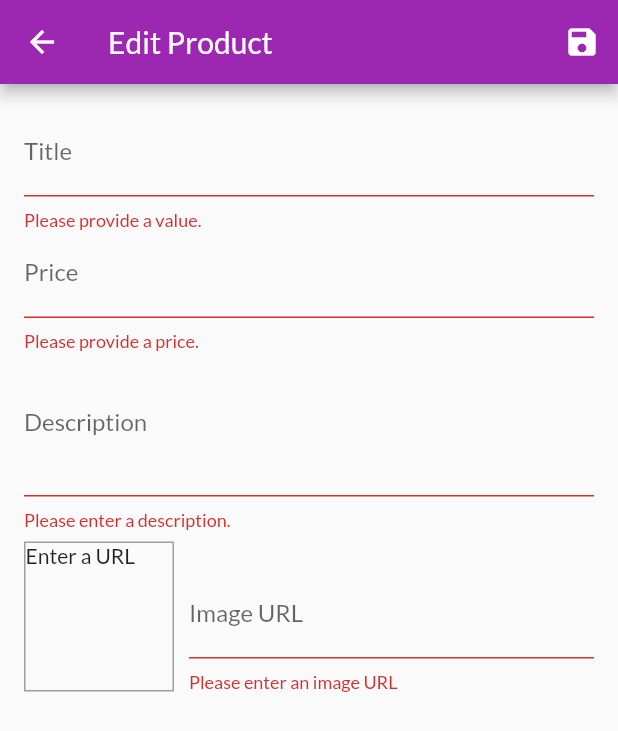
After one commit to Lishat/Shop-App, a Flutter app: the EditProductScreen screen opened by its route, after a tap on the "save" icon, on a phone screen of 412 x 824 dp. The commit adds this screen. Shown: the top 731 px of the screen. Run offline on Flutter 3.47's test engine with Material 2 defaults, Android fonts, the phone set to English and light mode, and no system bars; network calls fail.

Commit message:
User Input and Forms

```diff
--- a/lib/main.dart
+++ b/lib/main.dart
@@ -1,5 +1,7 @@
 import 'package:flutter/material.dart';
 import 'package:provider/provider.dart';
+import 'package:shop_app/screens/edit_product_screen.dart';
+import './screens/user_products_screen.dart';
 import './screens/orders_screen.dart';
 import './providers/orders.dart';
 import './providers/cart.dart';
@@ -40,6 +42,8 @@ class MyApp extends StatelessWidget {
           ProductDetailScreen.routeName: (ctx) => ProductDetailScreen(),
           CartScreen.routeName: (ctx) => CartScreen(),
           OrdersScreen.routeName: (ctx) => OrdersScreen(),
+          UserProductsScreen.routeName: (ctx) => UserProductsScreen(),
+          EditProductScreen.routeName: (ctx) => EditProductScreen(),
         },
       ),
     );
--- a/lib/providers/products.dart
+++ b/lib/providers/products.dart
@@ -63,8 +63,29 @@ class Products with ChangeNotifier {
   //   notifyListeners();
   // }
 
-  void addProduct() {
-    // _items.add(value);
+  void addProduct(Product product) {
+    final newProduct = Product(
+      id: DateTime.now().toString(),
+      title: product.title,
+      description: product.description,
+      price: product.price,
+      imageUrl: product.imageUrl,
+    );
+    _items.add(newProduct);
+    // _items.insert(0, newProduct);
+    notifyListeners();
+  }
+
+  void updateProduct(String id, Product newProduct) {
+    final prodIndex = _items.indexWhere((prod) => prod.id == id);
+    if (prodIndex >= 0) {
+      _items[prodIndex] = newProduct;
+      notifyListeners();
+    }
+  }
+
+  void deleteProduct(String id) {
+    _items.removeWhere((prod) => prod.id == id);
     notifyListeners();
   }
 }
--- /dev/null
+++ b/lib/screens/edit_product_screen.dart
@@ -0,0 +1,265 @@
+import 'package:flutter/material.dart';
+import 'package:provider/provider.dart';
+import '../providers/products.dart';
+import '../providers/product.dart';
+
+class EditProductScreen extends StatefulWidget {
+  static const routeName = '/edit-product';
+
+  @override
+  _EditProductScreenState createState() => _EditProductScreenState();
+}
+
+class _EditProductScreenState extends State<EditProductScreen> {
+  final _priceFocusNode = FocusNode();
+  final _descriptionFocusNode = FocusNode();
+  final _imageUrlController = TextEditingController();
+  final _imageUrlFocusNode = FocusNode();
+  final _form = GlobalKey<FormState>();
+  var _editedProduct = Product(
+    id: null,
+    title: '',
+    price: 0,
+    description: '',
+    imageUrl: '',
+  );
+  var _initValues = {
+    'title': '',
+    'price': '',
+    'description': '',
+    // 'imageUrl': '',
+  };
+  var _isInit = true;
+
+  @override
+  void initState() {
+    _imageUrlFocusNode.addListener(_updateImageUrl);
+    super.initState();
+  }
+
+  @override
+  void dispose() {
+    _imageUrlFocusNode.removeListener(_updateImageUrl);
+    _priceFocusNode.dispose();
+    _descriptionFocusNode.dispose();
+    _imageUrlController.dispose();
+    _imageUrlFocusNode.dispose();
+    super.dispose();
+  }
+
+  @override
+  void didChangeDependencies() {
+    if (_isInit) {
+      final productId = ModalRoute.of(context).settings.arguments as String;
+      if (productId != null) {
+        _editedProduct =
+            Provider.of<Products>(context, listen: false).findById(productId);
+        _initValues = {
+          'title': _editedProduct.title,
+          'description': _editedProduct.description,
+          'price': _editedProduct.price.toString(),
+          // 'imageUrl': _editedProduct.imageUrl,
+        };
+        _imageUrlController.text = _editedProduct.imageUrl;
+      }
+    }
+    _isInit = false;
+    super.didChangeDependencies();
+  }
+
+  void _updateImageUrl() {
+    if (!_imageUrlFocusNode.hasFocus) {
+      setState(() {
+        if ((!_imageUrlController.text.startsWith('http') &&
+                !_imageUrlController.text.startsWith('https')) ||
+            (!_imageUrlController.text.endsWith('.png') &&
+                !_imageUrlController.text.endsWith('.jpeg') &&
+                !_imageUrlController.text.endsWith('.jpg'))) {
+          return;
+        }
+      });
+    }
+  }
+
+  void _saveForm() {
+    final isValid = _form.currentState.validate();
+    if (!isValid) {
+      return;
+    }
+    _form.currentState.save();
+    if (_editedProduct.id != null)
+      Provider.of<Products>(context, listen: false)
+          .updateProduct(_editedProduct.id, _editedProduct);
+    else
+      Provider.of<Products>(context, listen: false).addProduct(_editedProduct);
+    Navigator.of(context).pop();
+  }
+
+  @override
+  Widget build(BuildContext context) {
+    return Scaffold(
+      appBar: AppBar(
+        title: Text('Edit Product'),
+        actions: <Widget>[
+          IconButton(icon: Icon(Icons.save), onPressed: _saveForm),
+        ],
+      ),
+      body: Padding(
+        padding: const EdgeInsets.all(16.0),
+        child: Form(
+          key: _form,
+          child: ListView(
+            children: <Widget>[
+              TextFormField(
+                initialValue: _initValues['title'],
+                decoration: InputDecoration(
+                  labelText: 'Title',
+                ),
+                textInputAction: TextInputAction.next,
+                onFieldSubmitted: (_) {
+                  FocusScope.of(context).requestFocus(_priceFocusNode);
+                },
+                onSaved: (value) {
+                  _editedProduct = Product(
+                    id: _editedProduct.id,
+                    title: value,
+                    description: _editedProduct.description,
+                    price: _editedProduct.price,
+                    imageUrl: _editedProduct.imageUrl,
+                    isFavorite: _editedProduct.isFavorite,
+                  );
+                },
+                validator: (value) {
+                  if (value.isEmpty) {
+                    return 'Please provide a value.';
+                  }
+                  return null;
+                },
+              ),
+              TextFormField(
+                initialValue: _initValues['price'],
+                decoration: InputDecoration(
+                  labelText: 'Price',
+                ),
+                textInputAction: TextInputAction.next,
+                keyboardType: TextInputType.number,
+                focusNode: _priceFocusNode,
+                onFieldSubmitted: (_) {
+                  FocusScope.of(context).requestFocus(_descriptionFocusNode);
+                },
+                onSaved: (value) {
+                  _editedProduct = Product(
+                    id: _editedProduct.id,
+                    title: _editedProduct.title,
+                    description: _editedProduct.description,
+                    price: double.parse(value),
+                    imageUrl: _editedProduct.imageUrl,
+                    isFavorite: _editedProduct.isFavorite,
+                  );
+                },
+                validator: (value) {
+                  if (value.isEmpty) {
+                    return 'Please provide a price.';
+                  }
+                  if (double.tryParse(value) == null) {
+                    return 'Please enter a valid number.';
+                  }
+                  if (double.parse(value) <= 0) {
+                    return 'Please enter a number greater than zero.';
+                  }
+                  return null;
+                },
+              ),
+              TextFormField(
+                initialValue: _initValues['description'],
+                decoration: InputDecoration(
+                  labelText: 'Description',
+                ),
+                maxLines: 3,
+                keyboardType: TextInputType.multiline,
+                focusNode: _descriptionFocusNode,
+                onSaved: (value) {
+                  _editedProduct = Product(
+                    id: _editedProduct.id,
+                    title: _editedProduct.title,
+                    description: value,
+                    price: _editedProduct.price,
+                    imageUrl: _editedProduct.imageUrl,
+                    isFavorite: _editedProduct.isFavorite,
+                  );
+                },
+                validator: (value) {
+                  if (value.isEmpty) {
+                    return 'Please enter a description.';
+                  } else if (value.length < 10) {
+                    return 'Should be atleast 10 characters long.';
+                  }
+                  return null;
+                },
+              ),
+              Row(
+                crossAxisAlignment: CrossAxisAlignment.end,
+                children: <Widget>[
+                  Container(
+                    width: 100,
+                    height: 100,
+                    margin: const EdgeInsets.only(
+                      top: 8,
+                      right: 10,
+                    ),
+                    decoration: BoxDecoration(
+                      border: Border.all(width: 1, color: Colors.grey),
+                    ),
+                    child: _imageUrlController.text.isEmpty
+                        ? Text('Enter a URL')
+                        : FittedBox(
+                            child: Image.network(
+                              _imageUrlController.text,
+                              fit: BoxFit.cover,
+                            ),
+                          ),
+                  ),
+                  Expanded(
+                    child: TextFormField(
+                      controller: _imageUrlController,
+                      decoration: InputDecoration(labelText: 'Image URL'),
+                      keyboardType: TextInputType.url,
+                      focusNode: _imageUrlFocusNode,
+                      textInputAction: TextInputAction.done,
+                      onFieldSubmitted: (_) => _saveForm(),
+                      onSaved: (value) {
+                        _editedProduct = Product(
+                          id: _editedProduct.id,
+                          title: _editedProduct.title,
+                          description: _editedProduct.description,
+                          price: _editedProduct.price,
+                          imageUrl: value,
+                          isFavorite: _editedProduct.isFavorite,
+                        );
+                      },
+                      validator: (value) {
+                        if (value.isEmpty) {
+                          return 'Please enter an image URL';
+                        }
+                        if (!value.startsWith('http') &&
+                            !value.startsWith('https')) {
+                          return 'Please enter a valid URL.';
+                        }
+                        if (!value.endsWith('.png') &&
+                            !value.endsWith('.jpeg') &&
+                            !value.endsWith('.jpg')) {
+                          return 'Please enter a valid image URL.';
+                        }
+                        return null;
+                      },
+                    ),
+                  ),
+                ],
+              ),
+            ],
+          ),
+        ),
+      ),
+    );
+  }
+}
--- a/lib/widgets/app_drawer.dart
+++ b/lib/widgets/app_drawer.dart
@@ -1,4 +1,5 @@
 import 'package:flutter/material.dart';
+import '../screens/user_products_screen.dart';
 import '../screens/orders_screen.dart';
 
 class AppDrawer extends StatelessWidget {
@@ -28,6 +29,15 @@ class AppDrawer extends StatelessWidget {
                   .pushReplacementNamed(OrdersScreen.routeName);
             },
           ),
+          Divider(),
+          ListTile(
+            leading: Icon(Icons.edit),
+            title: Text('Manage Products'),
+            onTap: () {
+              Navigator.of(context)
+                  .pushReplacementNamed(UserProductsScreen.routeName);
+            },
+          ),
         ],
       ),
     );
```
Also changed, not shown: lib/providers/cart.dart (+16 -0 lines), lib/screens/user_products_screen.dart (added, +45 -0 lines), lib/widgets/cart_item.dart (+25 -0 lines), lib/widgets/product_item.dart (+16 -0 lines), lib/widgets/user_product_item.dart (added, +48 -0 lines).
